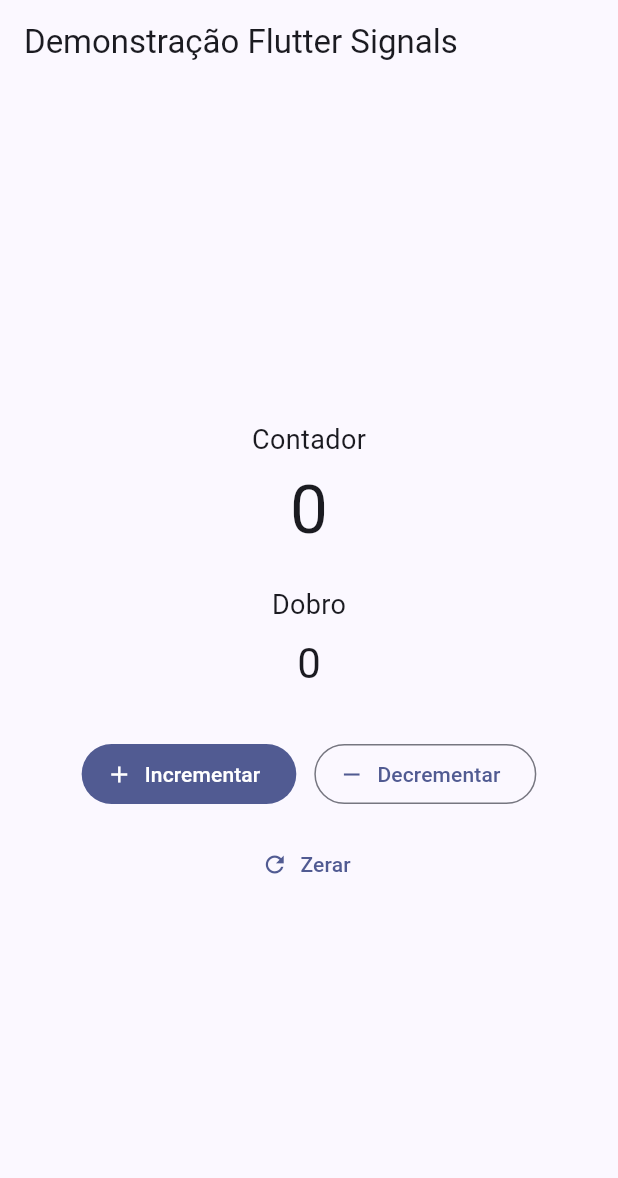
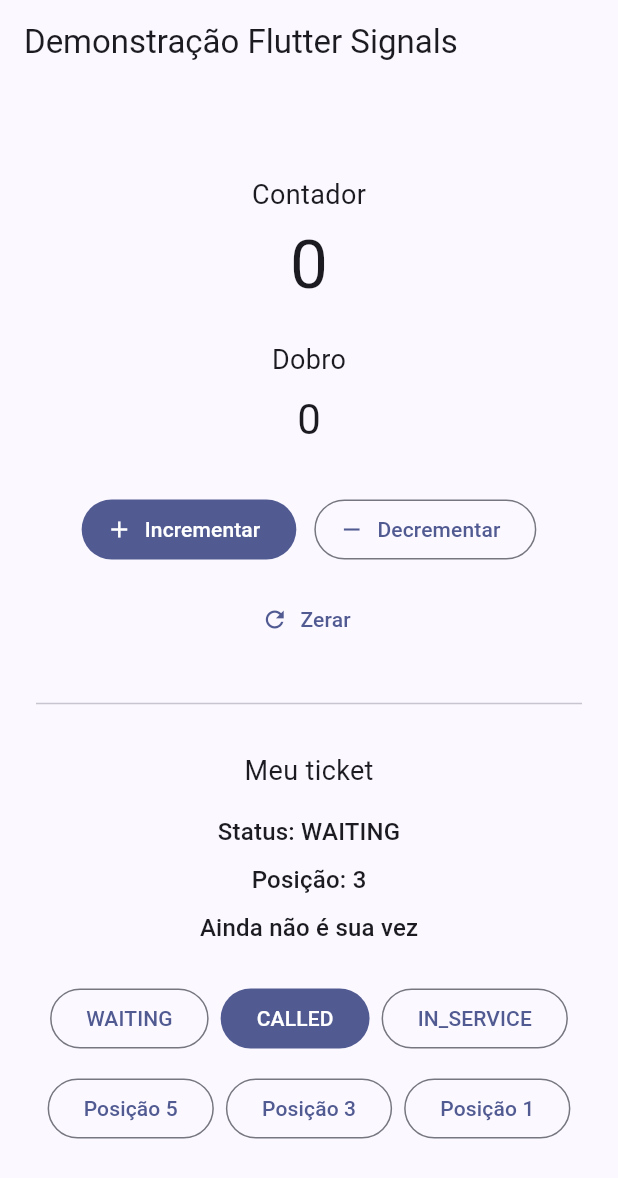
Before and after one commit to msandrade-dev/fila-atendimento, a Flutter app: the screen it shows after launch, on a phone screen of 412 x 824 dp. Shown: the top 1178 px of the screen. Run offline on Flutter 3.47's test engine with Material 3 defaults, Android fonts, the phone set to English and light mode, and no system bars; our stand-ins replace signals, signals_flutter.

Commit message:
feat(queue): integra estado do ticket à interface

```diff
--- a/lib/features/counter/counter_page.dart
+++ b/lib/features/counter/counter_page.dart
@@ -1,4 +1,5 @@
 import 'package:fila_atendimento/features/counter/counter_controller.dart';
+import 'package:fila_atendimento/features/queue/queue_controller.dart';
 import 'package:flutter/material.dart';
 import 'package:signals_flutter/signals_flutter.dart';
 
@@ -11,6 +12,7 @@ class CounterPage extends StatefulWidget {
 
 class _CounterPageState extends State<CounterPage> {
   final CounterController controller = CounterController();
+  final QueueController queueController = QueueController();
 
   @override
   Widget build(BuildContext context) {
@@ -82,6 +84,87 @@ class _CounterPageState extends State<CounterPage> {
                       ),
                     ],
                   ),
+                  const Divider(height: 64),
+                  const Text(
+                    'Meu ticket',
+                    style: TextStyle(fontSize: 18),
+                  ),
+                  const SizedBox(height: 16),
+                  SignalBuilder(
+                    builder: (context) {
+                      return Column(
+                        children: [
+                          Text(
+                            'Status: ${queueController.ticketStatus.value}',
+                            key: const Key('ticket-status'),
+                            style: Theme.of(context).textTheme.titleMedium,
+                          ),
+                          const SizedBox(height: 8),
+                          Text(
+                            'Posição: ${queueController.ticketPosition.value}',
+                            key: const Key('ticket-position'),
+                            style: Theme.of(context).textTheme.titleMedium,
+                          ),
+                          const SizedBox(height: 8),
+                          Text(
+                            queueController.isMyTurn.value
+                                ? 'É a sua vez'
+                                : 'Ainda não é sua vez',
+                            key: const Key('ticket-turn'),
+                            style: Theme.of(context).textTheme.titleMedium,
+                          ),
+                        ],
+                      );
+                    },
+                  ),
+                  const SizedBox(height: 24),
+                  Wrap(
+                    alignment: WrapAlignment.center,
+                    spacing: 8,
+                    runSpacing: 8,
+                    children: [
+                      OutlinedButton(
+                        key: const Key('waiting-button'),
+                        onPressed: () =>
+                            queueController.updateStatus('WAITING'),
+                        child: const Text('WAITING'),
+                      ),
+                      FilledButton(
+                        key: const Key('called-button'),
+                        onPressed: () => queueController.updateStatus('CALLED'),
+                        child: const Text('CALLED'),
+                      ),
+                      OutlinedButton(
+                        key: const Key('in-service-button'),
+                        onPressed: () =>
+                            queueController.updateStatus('IN_SERVICE'),
+                        child: const Text('IN_SERVICE'),
+                      ),
+                    ],
+                  ),
+                  const SizedBox(height: 12),
+                  Wrap(
+                    alignment: WrapAlignment.center,
+                    spacing: 8,
+                    runSpacing: 8,
+                    children: [
+                      OutlinedButton(
+                        key: const Key('position-five-button'),
+                        onPressed: () => queueController.updatePosition(5),
+                        child: const Text('Posição 5'),
+                      ),
+                      OutlinedButton(
+                        key: const Key('position-three-button'),
+                        onPressed: () => queueController.updatePosition(3),
+                        child: const Text('Posição 3'),
+                      ),
+                      OutlinedButton(
+                        key: const Key('position-one-button'),
+                        onPressed: () => queueController.updatePosition(1),
+                        child: const Text('Posição 1'),
+                      ),
+                    ],
+                  ),
                 ],
               ),
             ),
```
Also changed, not shown: 2 other files.
